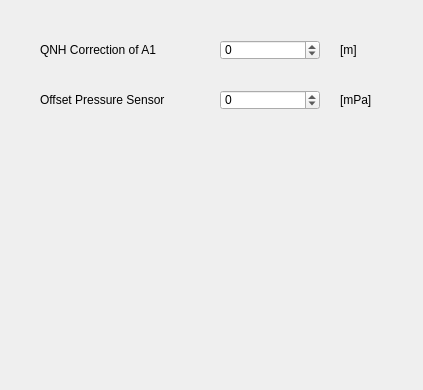
Qt form src/configuration/flytec6015/CorrFrame6015.ui (Iv/FlyHigh) before a commit.
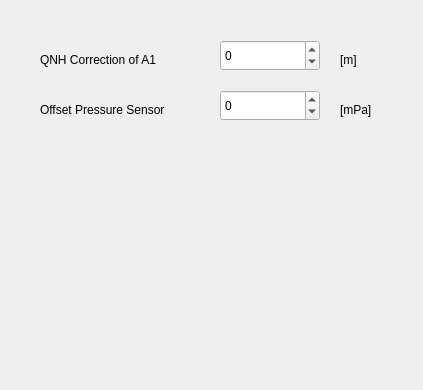
The same form after that commit.

The edit to the form file:
```diff
--- a/src/configuration/flytec6015/CorrFrame6015.ui
+++ b/src/configuration/flytec6015/CorrFrame6015.ui
@@ -20,7 +20,7 @@
       <property name="geometry">
         <rect>
           <x>340</x>
-          <y>40</y>
+     <y>50</y>
           <width>67</width>
           <height>20</height>
         </rect>
@@ -36,7 +36,7 @@
       <property name="geometry">
         <rect>
           <x>40</x>
-          <y>40</y>
+     <y>50</y>
           <width>160</width>
           <height>20</height>
         </rect>
@@ -54,12 +54,9 @@
           <x>220</x>
           <y>40</y>
           <width>100</width>
-          <height>20</height>
-        </rect>
-      </property>
-      <property name="maximum">
-        <number>900</number>
-      </property>
+     <height>31</height>
+    </rect>
+   </property>
       <property name="minimum">
         <number>-900</number>
       </property>
@@ -68,7 +65,7 @@
       <property name="geometry">
         <rect>
           <x>40</x>
-          <y>90</y>
+     <y>100</y>
           <width>172</width>
           <height>20</height>
         </rect>
@@ -84,7 +81,7 @@
       <property name="geometry">
         <rect>
           <x>340</x>
-          <y>90</y>
+     <y>100</y>
           <width>67</width>
           <height>20</height>
         </rect>
@@ -102,12 +99,9 @@
           <x>220</x>
           <y>90</y>
           <width>100</width>
-          <height>20</height>
-        </rect>
-      </property>
-      <property name="maximum">
-        <number>1000000</number>
-      </property>
+     <height>31</height>
+    </rect>
+   </property>
       <property name="minimum">
         <number>-1000000</number>
       </property>
```
Left out of the diff: 13 changed lines with no effect on the pictures. Lines whose indentation alone changed are shown as unchanged.
